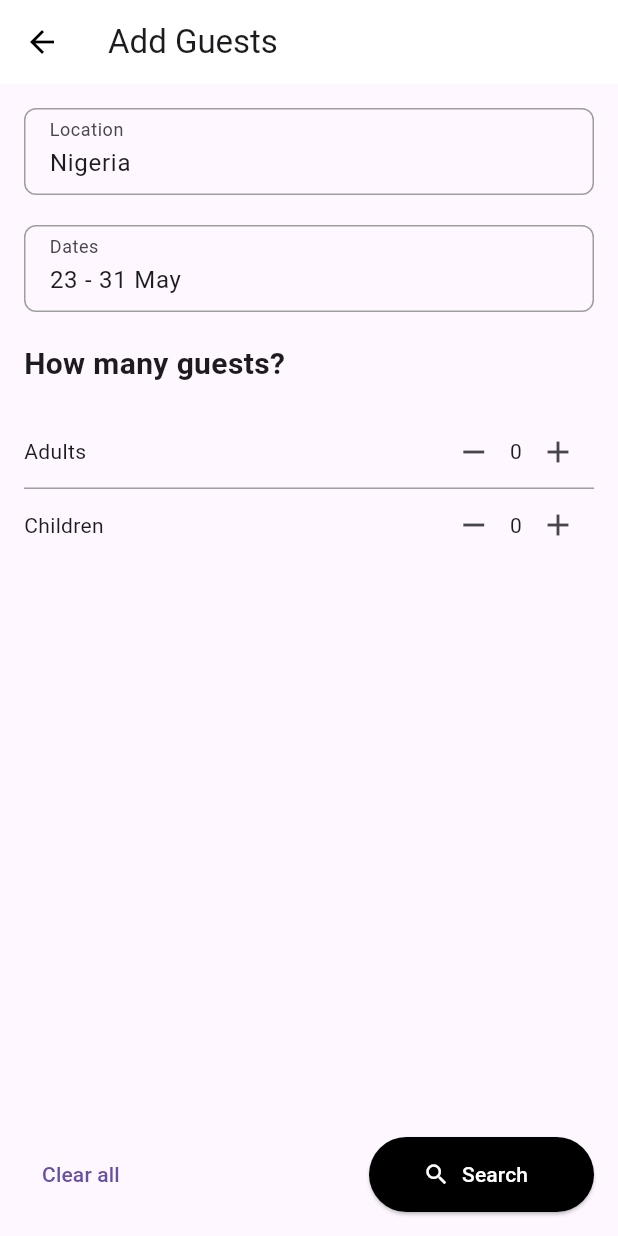
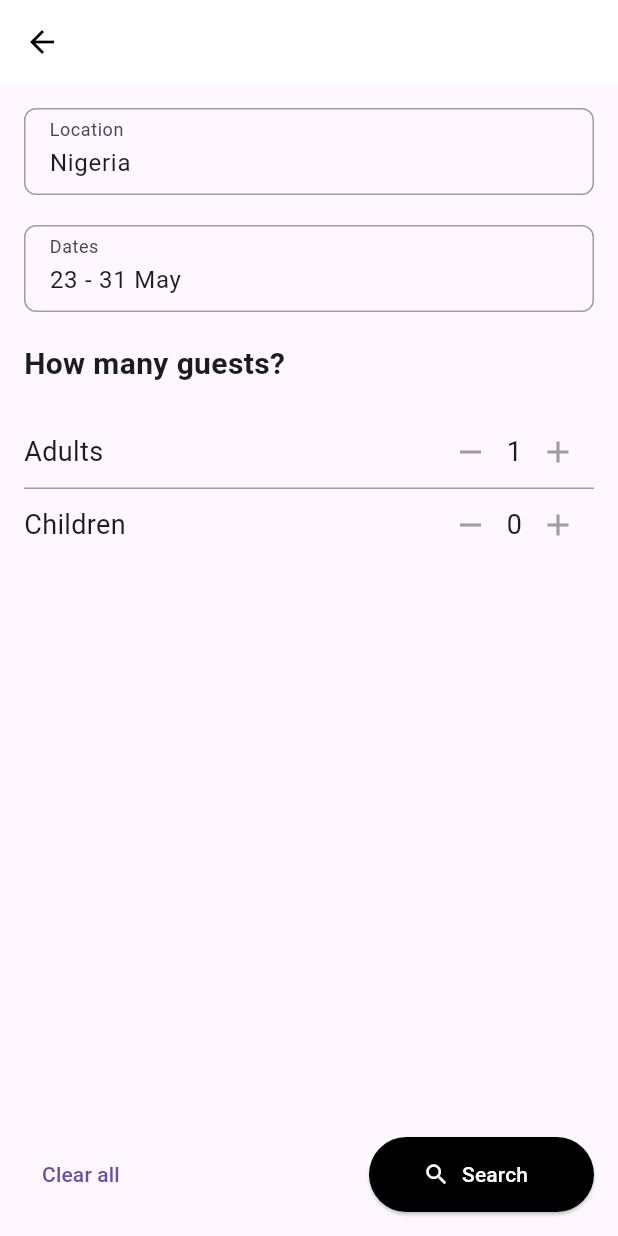
Before and after one commit to Elhameed/herit_homes, a Flutter app: the AddGuestsScreen screen opened by its route, after a tap on the "add" icon, on a phone screen of 412 x 824 dp. Run offline on Flutter 3.47's test engine with Material 3 defaults, Android fonts, the phone set to English and light mode, and no system bars.

Commit message:
completed first 11 screens

```diff
--- a/lib/screens/add_guests_screen.dart
+++ b/lib/screens/add_guests_screen.dart
@@ -1,11 +1,18 @@
 import 'package:flutter/material.dart';
 
-class AddGuestsScreen extends StatelessWidget {
+class AddGuestsScreen extends StatefulWidget {
+  @override
+  _AddGuestsScreenState createState() => _AddGuestsScreenState();
+}
+
+class _AddGuestsScreenState extends State<AddGuestsScreen> {
+  int adults = 0;
+  int children = 0;
+
   @override
   Widget build(BuildContext context) {
     return Scaffold(
       appBar: AppBar(
-        title: Text('Add Guests'),
         backgroundColor: Colors.white,
         iconTheme: IconThemeData(color: Colors.black),
         elevation: 0,
@@ -55,17 +62,25 @@ class AddGuestsScreen extends StatelessWidget {
             Row(
               mainAxisAlignment: MainAxisAlignment.spaceBetween,
               children: [
-                Text('Adults'),
+                Text('Adults', style: TextStyle(fontSize: 18)),
                 Row(
                   children: [
                     IconButton(
-                      onPressed: () {},
-                      icon: Icon(Icons.remove),
+                      onPressed: () {
+                        setState(() {
+                          if (adults > 0) adults--;
+                        });
+                      },
+                      icon: Icon(Icons.remove, color: Colors.grey),
                     ),
-                    Text('0'),
+                    Text(adults.toString(), style: TextStyle(fontSize: 18)),
                     IconButton(
-                      onPressed: () {},
-                      icon: Icon(Icons.add),
+                      onPressed: () {
+                        setState(() {
+                          adults++;
+                        });
+                      },
+                      icon: Icon(Icons.add, color: Colors.grey),
                     ),
                   ],
                 ),
@@ -75,17 +90,25 @@ class AddGuestsScreen extends StatelessWidget {
             Row(
               mainAxisAlignment: MainAxisAlignment.spaceBetween,
               children: [
-                Text('Children'),
+                Text('Children', style: TextStyle(fontSize: 18)),
                 Row(
                   children: [
                     IconButton(
-                      onPressed: () {},
-                      icon: Icon(Icons.remove),
+                      onPressed: () {
+                        setState(() {
+                          if (children > 0) children--;
+                        });
+                      },
+                      icon: Icon(Icons.remove, color: Colors.grey),
                     ),
-                    Text('0'),
+                    Text(children.toString(), style: TextStyle(fontSize: 18)),
                     IconButton(
-                      onPressed: () {},
-                      icon: Icon(Icons.add),
+                      onPressed: () {
+                        setState(() {
+                          children++;
+                        });
+                      },
+                      icon: Icon(Icons.add, color: Colors.grey),
                     ),
                   ],
                 ),
@@ -96,7 +119,12 @@ class AddGuestsScreen extends StatelessWidget {
               mainAxisAlignment: MainAxisAlignment.spaceBetween,
               children: [
                 TextButton(
-                  onPressed: () {},
+                  onPressed: () {
+                    setState(() {
+                      adults = 0;
+                      children = 0;
+                    });
+                  },
                   child: Text('Clear all'),
                 ),
                 ElevatedButton.icon(
--- a/lib/screens/location_detail_view.dart
+++ b/lib/screens/location_detail_view.dart
@@ -42,7 +42,7 @@ class LocationDetailView extends StatelessWidget {
               decoration: BoxDecoration(
                 borderRadius: BorderRadius.circular(8),
                 image: DecorationImage(
-                  image: AssetImage('assets/nigeria_image1.png'), // Ensure you have the image in the assets
+                  image: AssetImage('assets/nigeria_image1.png'),
                   fit: BoxFit.cover,
                 ),
               ),
--- a/pubspec.yaml
+++ b/pubspec.yaml
@@ -30,6 +30,7 @@ environment:
 dependencies:
   flutter:
     sdk: flutter
+  carousel_slider: ^4.0.0
 
 
   # The following adds the Cupertino Icons font to your application.
```
Also changed, not shown: lib/screens/location_details_screen.dart (+13 -14 lines), pubspec.lock, 1 other file.
